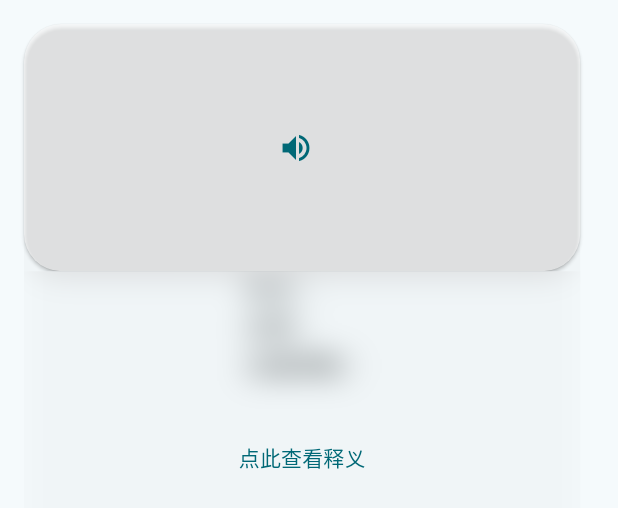
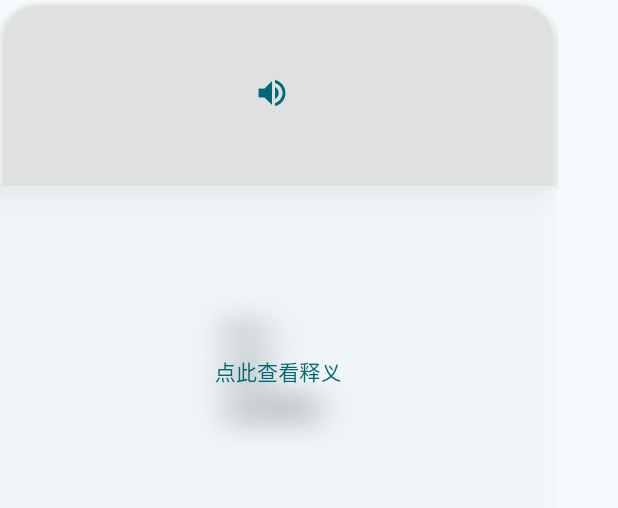
Before and after one commit to OctagonalStar/arabic_learning, a Flutter app: the WordCard widget shown alone on an empty page, opened directly with empty values, on a phone screen of 412 x 824 dp. Shown: the top 508 px of the screen. Run offline on Flutter 3.47's test engine with Material 3 defaults, Android fonts, the phone set to English and light mode, and no system bars; our stand-ins replace convex_bottom_bar, dio, file_picker, flutter_markdown_plus, flutter_tts, just_audio and 1 more; missing offline and left inert: fsrs, sherpa_onnx, window_manager; accounts and stored records are empty.

Commit message:
feat(wordcard): enhance wordcard overview page
实现了通过课程分类看卡片

Signed-off-by: OctagonalStar <76486554+OctagonalStar@users.noreply.github.com>

```diff
--- a/lib/funcs/ui.dart
+++ b/lib/funcs/ui.dart
@@ -412,23 +412,16 @@ class WordCard extends StatelessWidget {
   Widget build(BuildContext context) {
     MediaQueryData mediaQuery = MediaQuery.of(context);
     bool hide = useMask;
-    return Container(
-      margin: const EdgeInsets.all(16.0),
-      //padding: const EdgeInsets.all(16.0),
-      width: width ?? (mediaQuery.size.width * 0.9),
-      height: height ?? (mediaQuery.size.height * 0.5),
-      decoration: BoxDecoration(
-        color: Theme.of(context).colorScheme.onInverseSurface.withAlpha(150),
-        borderRadius: StaticsVar.br,
-      ),
-      child: Column(
+    double useWidth = width ?? mediaQuery.size.width * 0.9;
+    double useHeight = height ?? mediaQuery.size.height * 0.5;
+    return Column(
       mainAxisAlignment: MainAxisAlignment.start,
       children: [
         ElevatedButton.icon(
           style: ElevatedButton.styleFrom(
-              fixedSize: Size(width ?? (mediaQuery.size.width * 0.9), height == null ? (mediaQuery.size.height * 0.2) : height! * 0.4),
+            fixedSize: Size(useWidth, useHeight * 0.3),
             backgroundColor: Theme.of(context).colorScheme.onPrimary.withAlpha(150),
-              shape: RoundedRectangleBorder(borderRadius: StaticsVar.br),
+            shape: RoundedRectangleBorder(borderRadius: BorderRadiusGeometry.vertical(top: Radius.circular(25.0))),
             padding: const EdgeInsets.all(16.0),
           ),
           icon: const Icon(Icons.volume_up, size: 24.0),
@@ -439,10 +432,18 @@ class WordCard extends StatelessWidget {
         ),
         Stack(
           children: [
-              Center(
+            Container(
+              width: useWidth,
+              height: useHeight * 0.6,
+              decoration: BoxDecoration(
+                color: Theme.of(context).colorScheme.onInverseSurface.withAlpha(150),
+                borderRadius: BorderRadius.vertical(bottom: Radius.circular(25.0)),
+              ),
+              child: Center(
                 child: Text(' 中文：${word["chinese"]}\n 示例：${word["explanation"]}\n 归属课程：${word["subClass"]}',
                   style: Theme.of(context).textTheme.bodyLarge,
                   textAlign: TextAlign.left,
+                ),
               ),
             ),
             StatefulBuilder(
@@ -462,7 +463,7 @@ class WordCard extends StatelessWidget {
                         enabled: true,
                         child: value == 0.0 ? null : ElevatedButton(
                           style: ElevatedButton.styleFrom(
-                              fixedSize: Size(width ?? (mediaQuery.size.width * 0.9), height == null ? (mediaQuery.size.height * 0.3) : height! * 0.6),
+                            fixedSize: Size(useWidth, useHeight * 0.6),
                             backgroundColor: Colors.transparent,
                             shadowColor: Colors.transparent,
                             shape: RoundedRectangleBorder(borderRadius: BorderRadiusGeometry.vertical(bottom: Radius.circular(25.0)))
@@ -482,9 +483,7 @@ class WordCard extends StatelessWidget {
             )
           ],
         )
-
       ],
-      )
     );
   }
 }
```
Also changed, not shown: lib/sub_pages_builder/learning_pages/learning_pages_build.dart (+82 -9 lines). Lines whose indentation alone changed are shown as unchanged.
